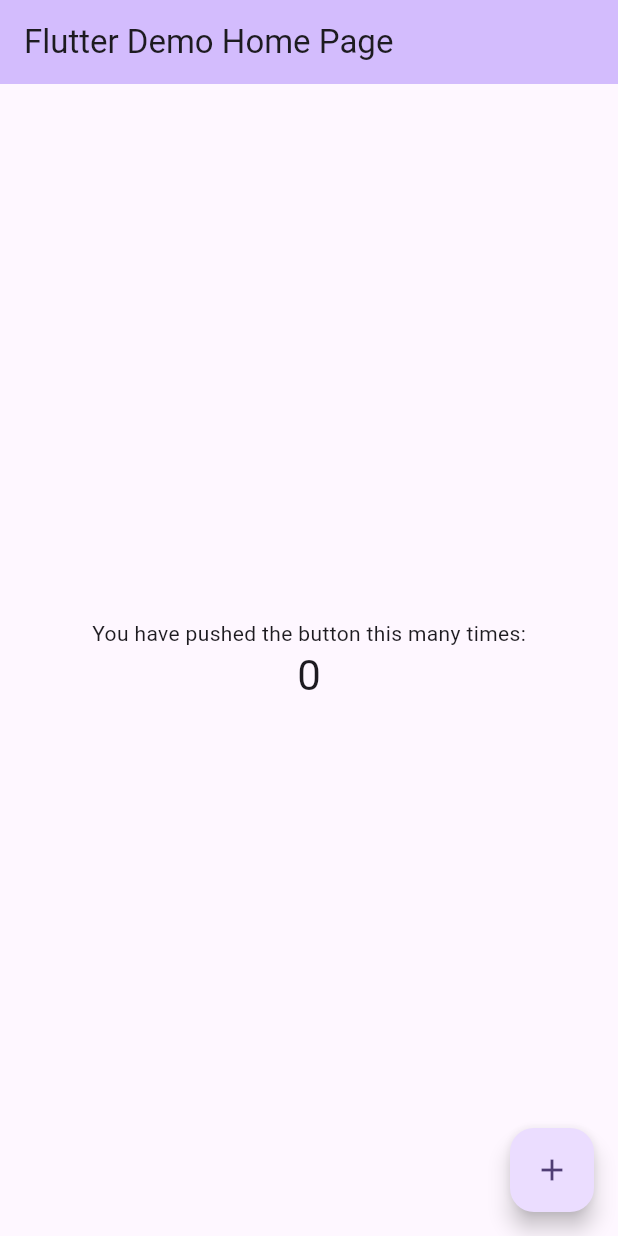
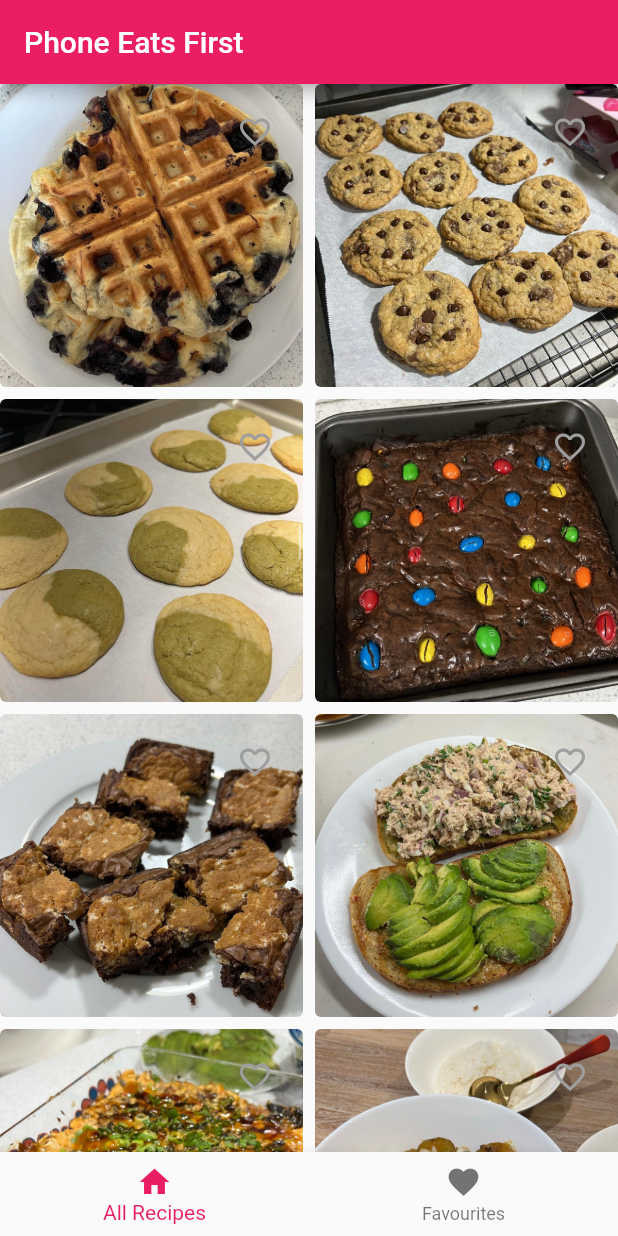
Before and after one commit to mylan-nguyen/phone-eats-first-app, a Flutter app: the screen it shows after launch, on a phone screen of 412 x 824 dp. Run offline on Flutter 3.47's test engine with Material 2 defaults, Android fonts, the phone set to English and light mode, and no system bars.

Commit message:
add an all recipes and favourites page to the app

```diff
--- a/lib/main.dart
+++ b/lib/main.dart
@@ -1,125 +1,64 @@
 import 'package:flutter/material.dart';
+import 'package:recipe_app/screens/all_recipes_screen.dart';
+import 'package:recipe_app/screens/favourite_recipes_screen.dart';
+import 'package:recipe_app/models/recipe.dart';
 
 void main() {
-  runApp(const MyApp());
+  runApp(RecipeApp());
 }
 
-class MyApp extends StatelessWidget {
-  const MyApp({super.key});
-
-  // This widget is the root of your application.
+class RecipeApp extends StatelessWidget {
   @override
   Widget build(BuildContext context) {
     return MaterialApp(
-      title: 'Flutter Demo',
+      debugShowCheckedModeBanner: false,
+      title: 'Recipe App',
       theme: ThemeData(
-        // This is the theme of your application.
-        //
-        // TRY THIS: Try running your application with "flutter run". You'll see
-        // the application has a blue toolbar. Then, without quitting the app,
-        // try changing the seedColor in the colorScheme below to Colors.green
-        // and then invoke "hot reload" (save your changes or press the "hot
-        // reload" button in a Flutter-supported IDE, or press "r" if you used
-        // the command line to start the app).
-        //
-        // Notice that the counter didn't reset back to zero; the application
-        // state is not lost during the reload. To reset the state, use hot
-        // restart instead.
-        //
-        // This works for code too, not just values: Most code changes can be
-        // tested with just a hot reload.
-        colorScheme: ColorScheme.fromSeed(seedColor: Colors.deepPurple),
-        useMaterial3: true,
+        primarySwatch: Colors.pink,
       ),
-      home: const MyHomePage(title: 'Flutter Demo Home Page'),
+      home: HomeScreen(),
     );
   }
 }
 
-class MyHomePage extends StatefulWidget {
-  const MyHomePage({super.key, required this.title});
-
-  // This widget is the home page of your application. It is stateful, meaning
-  // that it has a State object (defined below) that contains fields that affect
-  // how it looks.
-
-  // This class is the configuration for the state. It holds the values (in this
-  // case the title) provided by the parent (in this case the App widget) and
-  // used by the build method of the State. Fields in a Widget subclass are
-  // always marked "final".
-
-  final String title;
-
+class HomeScreen extends StatefulWidget {
   @override
-  State<MyHomePage> createState() => _MyHomePageState();
+  _HomeScreenState createState() => _HomeScreenState();
 }
 
-class _MyHomePageState extends State<MyHomePage> {
-  int _counter = 0;
+class _HomeScreenState extends State<HomeScreen> {
+  int _currentIndex = 0;
 
-  void _incrementCounter() {
-    setState(() {
-      // This call to setState tells the Flutter framework that something has
-      // changed in this State, which causes it to rerun the build method below
-      // so that the display can reflect the updated values. If we changed
-      // _counter without calling setState(), then the build method would not be
-      // called again, and so nothing would appear to happen.
-      _counter++;
-    });
-  }
+  final List<Widget> _screens = [
+    AllRecipesScreen(),
+    FavouriteRecipesScreen(),
+  ];
 
   @override
   Widget build(BuildContext context) {
-    // This method is rerun every time setState is called, for instance as done
-    // by the _incrementCounter method above.
-    //
-    // The Flutter framework has been optimized to make rerunning build methods
-    // fast, so that you can just rebuild anything that needs updating rather
-    // than having to individually change instances of widgets.
     return Scaffold(
       appBar: AppBar(
-        // TRY THIS: Try changing the color here to a specific color (to
-        // Colors.amber, perhaps?) and trigger a hot reload to see the AppBar
-        // change color while the other colors stay the same.
-        backgroundColor: Theme.of(context).colorScheme.inversePrimary,
-        // Here we take the value from the MyHomePage object that was created by
-        // the App.build method, and use it to set our appbar title.
-        title: Text(widget.title),
+        title: Text('Phone Eats First'),
       ),
-      body: Center(
-        // Center is a layout widget. It takes a single child and positions it
-        // in the middle of the parent.
-        child: Column(
-          // Column is also a layout widget. It takes a list of children and
-          // arranges them vertically. By default, it sizes itself to fit its
-          // children horizontally, and tries to be as tall as its parent.
-          //
-          // Column has various properties to control how it sizes itself and
-          // how it positions its children. Here we use mainAxisAlignment to
-          // center the children vertically; the main axis here is the vertical
-          // axis because Columns are vertical (the cross axis would be
-          // horizontal).
-          //
-          // TRY THIS: Invoke "debug painting" (choose the "Toggle Debug Paint"
-          // action in the IDE, or press "p" in the console), to see the
-          // wireframe for each widget.
-          mainAxisAlignment: MainAxisAlignment.center,
-          children: <Widget>[
-            const Text(
-              'You have pushed the button this many times:',
-            ),
-            Text(
-              '$_counter',
-              style: Theme.of(context).textTheme.headlineMedium,
-            ),
-          ],
-        ),
+      body: _screens[_currentIndex],
+      bottomNavigationBar: BottomNavigationBar(
+        currentIndex: _currentIndex,
+        onTap: (index) {
+          setState(() {
+            _currentIndex = index;
+          });
+        },
+        items: [
+          BottomNavigationBarItem(
+            icon: Icon(Icons.home),
+            label: 'All Recipes',
+          ),
+          BottomNavigationBarItem(
+            icon: Icon(Icons.favorite),
+            label: 'Favourites',
+          ),
+        ],
       ),
-      floatingActionButton: FloatingActionButton(
-        onPressed: _incrementCounter,
-        tooltip: 'Increment',
-        child: const Icon(Icons.add),
-      ), // This trailing comma makes auto-formatting nicer for build methods.
     );
   }
 }
--- /dev/null
+++ b/lib/models/recipe.dart
@@ -0,0 +1,66 @@
+class Recipe {
+  final String title;
+  final String imageUrl;
+  final String ingredients;
+  final String instructions;
+  bool isFavourite;
+
+  Recipe({
+    required this.title,
+    required this.imageUrl,
+    required this.ingredients,
+    required this.instructions,
+    this.isFavourite = false,
+  });
+}
+
+List<Recipe> recipes = [
+  Recipe(
+    title: 'Blueberry Waffles',
+    imageUrl: 'assets/images/blueberry_waffles.jpg',
+    ingredients: '1 ½ cups all-purpose flour, 2 tablespoons granulated sugar, 1 ½ teaspoons baking powder, ½ teaspoon baking soda, ¼ teaspoon salt, 1 cup buttermilk, ½ cup milk, 2 large eggs, 2 tablespoons unsalted melted butter, 1 teaspoon vanilla extract, 1 cup fresh blueberries',
+    instructions: '1. Preheat waffle iron. 2. Whisk dry ingredients. 3. Whisk wet ingredients. 4. Combine wet and dry ingredients. 5. Fold in blueberries. 6. Grease waffle iron. 7. Spoon batter onto iron. 8. Cook until golden brown and crisp. 9. Remove waffles from iron. 10. Serve and enjoy!',
+  ),
+  Recipe(
+    title: 'Chocolate Chip Cookies',
+    imageUrl: 'assets/images/choco_chip_cookies.jpg',
+    ingredients: '2 ¼ cups all-purpose flour, 1 teaspoon baking soda, ½ teaspoon salt, 1 cup unsalted butter (softened), ¾ cup granulated sugar, ¾ cup packed brown sugar, 1 teaspoon vanilla extract, 2 large eggs, 2 cups chocolate chips',
+    instructions: '. Preheat oven to 375°F (190°C). 2. In a medium bowl, whisk flour, baking soda, and salt. 3. In a separate bowl, cream together softened butter, granulated sugar, brown sugar, and vanilla extract. 4. Beat in eggs one at a time. 5. Gradually add the dry ingredients to the wet ingredients, mixing well. 6. Stir in chocolate chips. 7. Drop rounded tablespoonfuls of dough onto ungreased baking sheets. 8. Bake for 9-11 minutes or until golden brown. 9. Cool on baking sheets for 2 minutes, then transfer to wire racks to cool completely. 10. Enjoy!',
+  ),
+  Recipe(
+    title: 'Matcha Cookies',
+    imageUrl: 'assets/images/matcha_cookies.jpg',
+    ingredients: '1 ¾ cups all-purpose flour, 2 tablespoons matcha powder, ½ teaspoon baking powder, ½ cup unsalted butter (softened), ⅓ cup condensed milk, ½ cup granulated sugar, 1 egg',
+    instructions: '1. Preheat oven to 350°F (180°C). 2. In a bowl, whisk flour, matcha powder, and baking powder. 3. In a separate bowl, cream butter, condensed milk, and sugar. 4. Beat in the egg. 5. Gradually add the dry ingredients to the wet mixture, mixing until combined. 6. Roll the dough into small balls and place them on a lined baking sheet. 7. Flatten each ball slightly with a fork. 8. Bake for 10-12 minutes or until the edges are lightly golden. 9. Remove from the oven and let the cookies cool on a wire rack. 10. Enjoy these delicious matcha and condensed milk cookies!',
+  ),
+    Recipe(
+    title: 'M&M Brownies',
+    imageUrl: 'assets/images/mm_brownies.jpg',
+    ingredients: '1 cup unsalted butter, 2 cups granulated sugar, 4 large eggs, 1 teaspoon vanilla extract, ¾ cup cocoa powder, 1 cup all-purpose flour, ½ teaspoon salt, 1 cup M&Ms',
+    instructions: '1. Preheat oven to 350°F. 2. Grease a 9x13-inch baking pan. 3. In a microwave-safe bowl, melt butter. 4. In a large mixing bowl, combine melted butter, sugar, eggs, and vanilla extract. 5. Add cocoa powder, flour, and salt, and mix until well combined. 6. Fold in M&M candies. 7. Pour the batter into the prepared pan. 8. Smooth the top with a spatula. 9. Bake for 25-30 minutes or until a toothpick inserted in the center comes out with a few moist crumbs. 10. Remove from the oven and let cool completely before cutting into squares. 11. Enjoy the fudgy M&M brownies!',
+  ),
+  Recipe(
+    title: 'Smores Brownies',
+    imageUrl: 'assets/images/smores_brownies.jpg',
+    ingredients: '1 cup unsalted butter, 2 cups granulated sugar, 4 large eggs, 1 teaspoon vanilla extract, 1 cup all-purpose flour, 1/2 cup cocoa powder, 1/2 teaspoon salt, 1 1/2 cups graham cracker crumbs, 1 1/2 cups chocolate chips, 3 cups mini marshmallows',
+    instructions: '1. Preheat oven to 350°F. 2. In a microwave-safe bowl, melt butter, then whisk in sugar, eggs, and vanilla extract. 3. Stir in flour, cocoa powder, and salt until combined. 4. Spread half of the batter into a greased 9x13-inch baking dish. 5. Sprinkle graham cracker crumbs and half of the chocolate chips over the batter. 6. Layer mini marshmallows on top. 7. Pour the remaining batter over the marshmallows. 8. Sprinkle remaining chocolate chips on top. 9. Bake for 25-30 minutes or until a toothpick inserted into the center comes out with a few moist crumbs. 10. Remove from oven and let cool completely before cutting into squares. Enjoy!',
+  ),
+  Recipe(
+    title: 'Tunacado Sandwich',
+    imageUrl: 'assets/images/tunacado_sandwich.jpg',
+    ingredients: '2 chicken breasts, 1 bell pepper, 1 onion, 2 cloves of garlic, 3 tbsp soy sauce',
+    instructions: '1. Slice chicken, bell pepper, and onion. 2. Heat oil in a pan and cook chicken until browned. 3. Add bell pepper, onion, and garlic. 4. Stir in soy sauce and cook for 5 minutes.',
+  ),
+  Recipe(
+    title: 'Sushi Bake',
+    imageUrl: 'assets/images/sushi_bake.jpg',
+    ingredients: '2 cups cooked sushi rice, 1 lb (450g) salmon fillet (cut into small pieces), 1/4 cup mayonnaise, 2 tablespoons sriracha sauce, 2 tablespoons soy sauce, 1 tablespoon sesame oil, 1 tablespoon rice vinegar, 1/2 cup cream cheese (softened), 1/4 cup chopped green onions, 1/4 cup furikake seasoning (Japanese rice seasoning), 1 avocado, nori sheets (for serving) chocolate chips, 3 cups mini marshmallows',
+    instructions: '1. Preheat oven to 375°F (190°C). 2. In a bowl, mix together mayonnaise, sriracha sauce, soy sauce, sesame oil, and rice vinegar. 3. In a separate bowl, combine salmon, cream cheese, green onions, and half of the furikake seasoning. 4. Spread the sushi rice to the bottom of the baking dish. 5. Layer the salmon mixture on top of the rice. 6. Slice and layer avocado on top of the salmon. 7. Sprinkle the remaining furikake seasoning on top. Layer with mayo, siracha and eel sauce if on hand. 8. Bake for 20-25 minutes, until heated through and slightly golden. 9. Serve the Salmon Sushi Bake with nori sheets for wrapping. Enjoy!',
+  ),
+  Recipe(
+    title: 'Cheesy Japanese Curry',
+    imageUrl: 'assets/images/japanese_curry.jpg',
+    ingredients: ' 2 boneless chicken breasts (cut into bite-sized pieces), 2 carrots (peeled and sliced), 2 potatoes (peeled and diced), 1 onion (chopped), 2 tablespoons vegetable oil, 2 cups water, 2 cubes Japanese curry roux, 1 cup shredded mozza cheese, cooked rice for serving.',
+    instructions: '1. Heat oil in a large pot, sauté onions until translucent. 2. Add chicken and cook until browned. 3. Add carrots, potatoes, and water. 4. Bring to a boil and simmer until vegetables are tender. 5. Add curry roux cubes and stir until dissolved. 6. Simmer for a few minutes to thicken the curry. 7. Turn off heat, sprinkle shredded cheddar cheese over the curry, and let it melt. 8. Serve the cheesy chicken curry over cooked rice. Enjoy!',
+  ),
+];
--- /dev/null
+++ b/lib/screens/all_recipes_screen.dart
@@ -0,0 +1,59 @@
+import 'package:flutter/material.dart';
+import 'package:recipe_app/screens/favourite_recipes_screen.dart' as Favorites;
+import 'package:recipe_app/screens/recipe_card.dart';
+import 'package:recipe_app/models/recipe.dart';
+import 'package:recipe_app/screens/recipe_detail_screen.dart';
+
+class AllRecipesScreen extends StatelessWidget {
+  @override
+  Widget build(BuildContext context) {
+    return Scaffold(
+      body: GridView.builder(
+        gridDelegate: SliverGridDelegateWithFixedCrossAxisCount(
+          crossAxisCount: 2,
+          crossAxisSpacing: 8.0,
+          mainAxisSpacing: 8.0,
+        ),
+        itemCount: recipes.length,
+        itemBuilder: (context, index) {
+          return GestureDetector(
+            onTap: () {
+              Navigator.push(
+                context,
+                MaterialPageRoute(
+                  builder: (context) => RecipeDetailScreen(recipe: recipes[index]),
+                ),
+              );
+            },
+            child: Stack(
+              children: [
+                ClipRRect(
+                  borderRadius: BorderRadius.circular(4.0),
+                  child: Image.asset(
+                    recipes[index].imageUrl,
+                    height: double.infinity,
+                    width: double.infinity,
+                    fit: BoxFit.cover,
+                  ),
+                ),
+                Positioned(
+                  top: 8.0,
+                  right: 8.0,
+                  child: IconButton(
+                    icon: Icon(
+                      recipes[index].isFavourite ? Icons.favorite : Icons.favorite_border,
+                      color: recipes[index].isFavourite ? Colors.red : Colors.grey,
+                    ),
+                    onPressed: () {
+                      recipes[index].isFavourite = !recipes[index].isFavourite;
+                    },
+                  ),
+                ),
+              ],
+            ),
+          );
+        },
+      ),
+    );
+  }
+}
```
Also changed, not shown: lib/screens/favourite_recipes_screen.dart (added, +47 -0 lines), lib/screens/recipe_card.dart (added, +82 -0 lines), lib/screens/recipe_detail_screen.dart (added, +62 -0 lines), pubspec.yaml (+5 -2 lines), assets/images/blueberry_waffles.jpg (added), assets/images/choco_chip_cookies.jpg (added), assets/images/japanese_curry.jpg (added), assets/images/matcha_cookies.jpg (added), assets/images/mm_brownies.jpg (added), assets/images/smores_brownies.jpg (added), assets/images/sushi_bake.jpg (added), assets/images/tunacado_sandwich.jpg (added), flutter_01.png (added), pubspec.lock.
